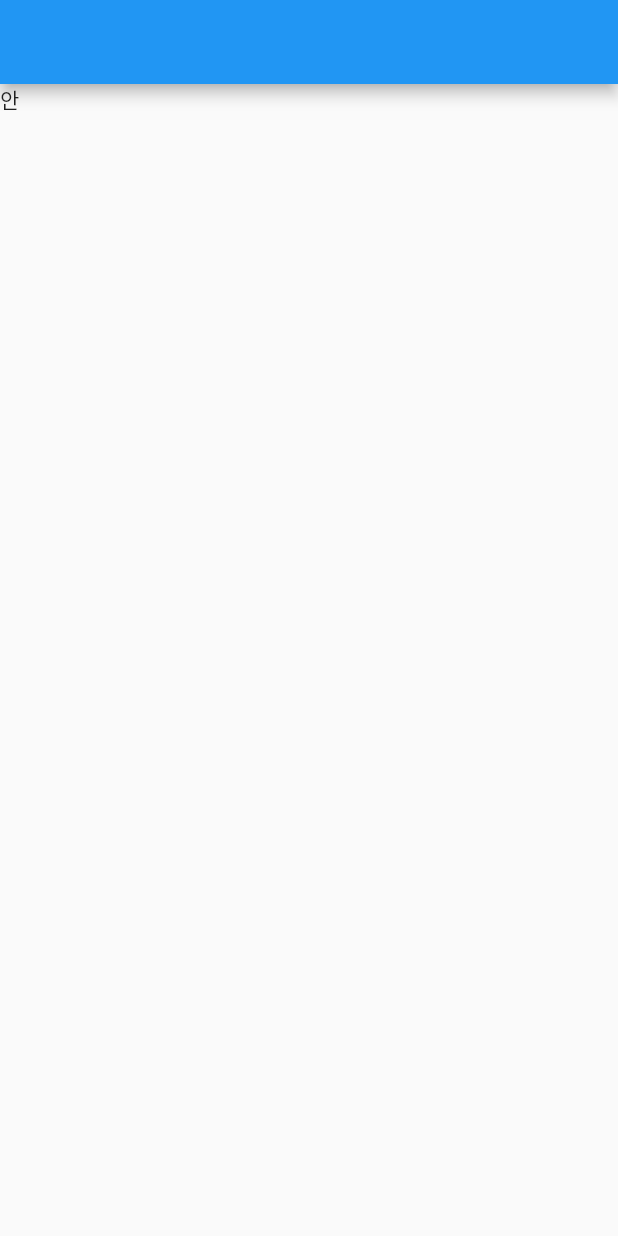
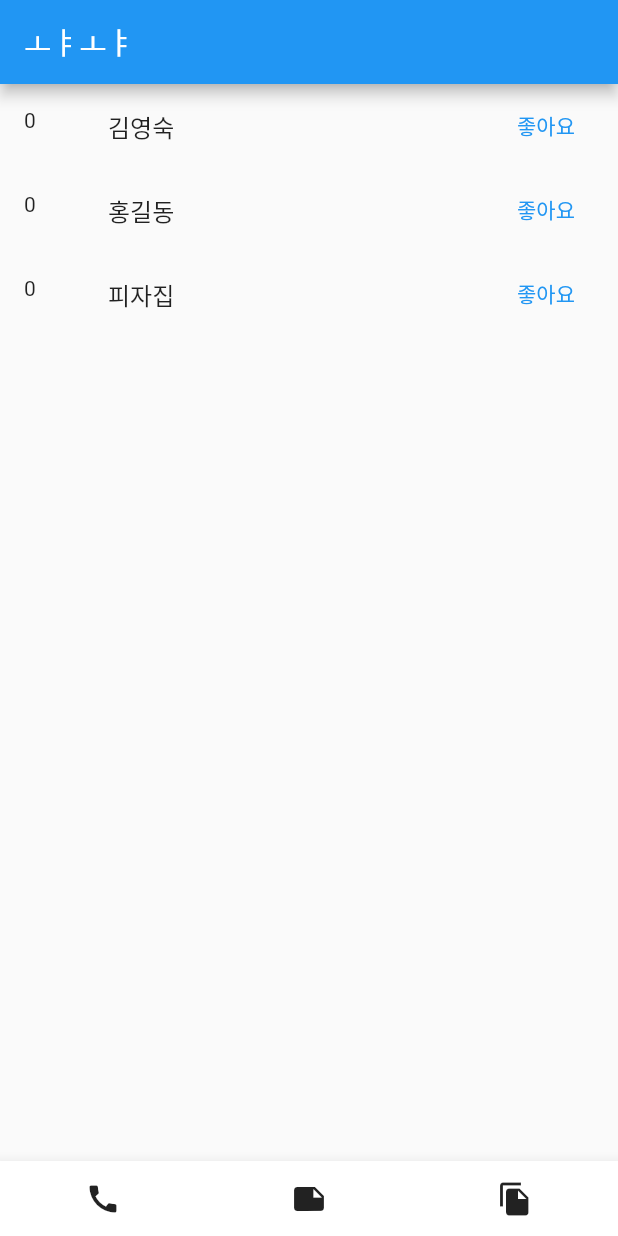
Before and after one commit to ttap0704/flutter_contact, a Flutter app: the screen it shows after launch, on a phone screen of 412 x 824 dp. Run offline on Flutter 3.47's test engine with Material 2 defaults, Android fonts, the phone set to English and light mode, and no system bars.

```diff
--- a/lib/main.dart
+++ b/lib/main.dart
@@ -1,25 +1,61 @@
 import 'package:flutter/material.dart';
 
 void main() {
-  runApp(const MyApp());
+  runApp(MyApp());
 }
 
-class MyApp extends StatelessWidget {
-  const MyApp({Key? key}) : super(key: key);
+class MyApp extends StatefulWidget {
+  MyApp({Key? key}) : super(key: key);
+
+  @override
+  State<MyApp> createState() => _MyAppState();
+}
+
+class _MyAppState extends State<MyApp> {
+  var a = 1;
+  var name = ['김영숙', '홍길동', '피자집'];
+  var likes = [0, 0, 0];
 
   @override
   Widget build(BuildContext context) {
-    return MaterialApp(home: Scaffold(appBar: AppBar(), body: ShopItem()));
+    return MaterialApp(
+        home: Scaffold(
+            appBar: AppBar(
+              title: Text('ㅗㅑㅗㅑ'),
+            ),
+            bottomNavigationBar: BottomNavBar(),
+            body: ListView.builder(
+              itemBuilder: (context, index) {
+                return ListTile(
+                  leading: Text(likes[index].toString()),
+                  title: Text(name[index]),
+                  trailing: TextButton(
+                      onPressed: () {
+                        setState(() {
+                          likes[index]++;
+                        });
+                      },
+                      child: Text('좋아요')),
+                );
+              },
+              itemCount: 3,
+            )));
   }
 }
 
-class ShopItem extends StatelessWidget {
-  const ShopItem({Key? key}) : super(key: key);
+class BottomNavBar extends StatelessWidget {
+  const BottomNavBar({Key? key}) : super(key: key);
 
   @override
   Widget build(BuildContext context) {
-    return SizedBox(
-      child: Text('안'),
+    return BottomAppBar(
+      child: Container(
+        height: 50,
+        child: Row(
+          mainAxisAlignment: MainAxisAlignment.spaceAround,
+          children: [Icon(Icons.call), Icon(Icons.note), Icon(Icons.file_copy)],
+        ),
+      ),
     );
   }
 }
```
